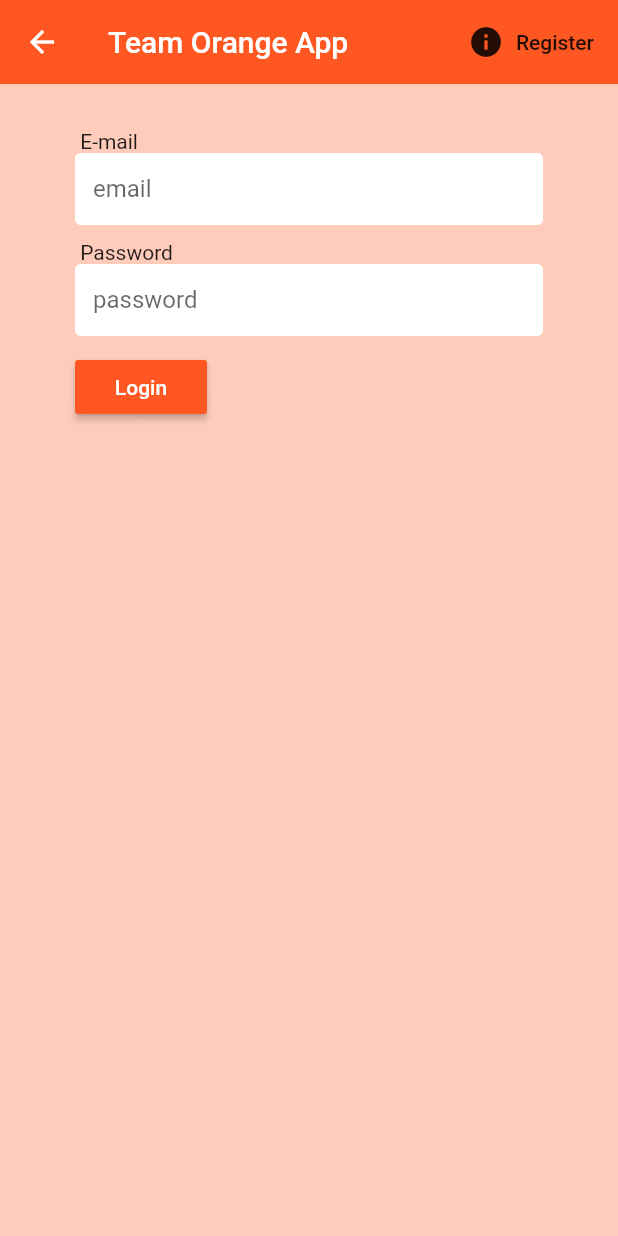
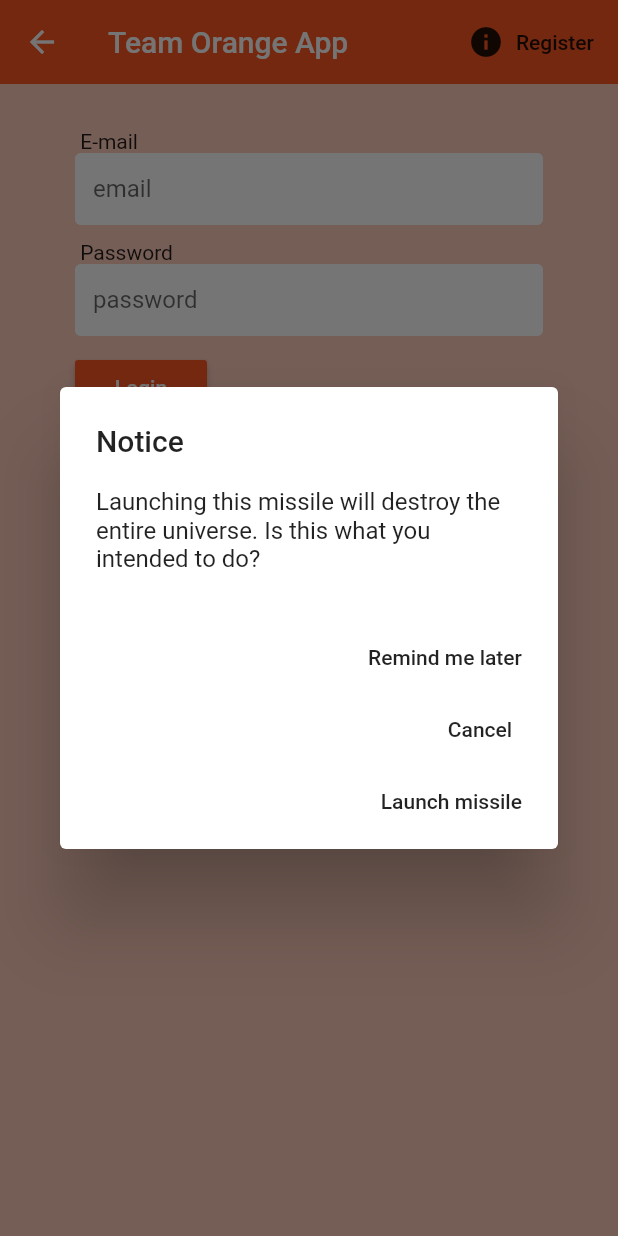
Before and after one commit to kwanyinsan/final-year-project, a Flutter app: the screen it shows after launch, in the side drawer, after a tap on "Profile", on a phone screen of 412 x 824 dp. Run offline on Flutter 3.47's test engine with Material 2 defaults, Android fonts, the phone set to English and light mode, and no system bars; our stand-ins replace cloud_firestore, firebase_auth, flutter_spinkit; accounts and stored records are empty.

Commit message:
add dialogbox

```diff
--- a/flutter_app/lib/screen/home/home.dart
+++ b/flutter_app/lib/screen/home/home.dart
@@ -5,6 +5,7 @@ import 'package:flutter/material.dart';
 import 'package:provider/provider.dart';
 import 'package:flutter_app/screen/authenticate/authenticate.dart';
 import 'package:flutter_app/screen/home/restaurant_list.dart';
+import 'package:flutter_app/shared/dialogbox.dart';
 
 
 
@@ -63,6 +64,7 @@ class _HomeState extends State<Home> {
                       context,
                       MaterialPageRoute(builder: (context) => Authenticate()),
                     );
+                    showAlertDialog(context);
                     print('error: user have not signed in');
                   }
                 }),
--- /dev/null
+++ b/flutter_app/lib/shared/dialogbox.dart
@@ -0,0 +1,37 @@
+import 'package:flutter/material.dart';
+
+showAlertDialog(BuildContext context) {
+
+  // set up the buttons
+  Widget remindButton = FlatButton(
+    child: Text("Remind me later"),
+    onPressed:  () {},
+  );
+  Widget cancelButton = FlatButton(
+    child: Text("Cancel"),
+    onPressed:  () {},
+  );
+  Widget launchButton = FlatButton(
+    child: Text("Launch missile"),
+    onPressed:  () {},
+  );
+
+  // set up the AlertDialog
+  AlertDialog alert = AlertDialog(
+    title: Text("Notice"),
+    content: Text("Launching this missile will destroy the entire universe. Is this what you intended to do?"),
+    actions: [
+      remindButton,
+      cancelButton,
+      launchButton,
+    ],
+  );
+
+  // show the dialog
+  showDialog(
+    context: context,
+    builder: (BuildContext context) {
+      return alert;
+    },
+  );
+}
```
